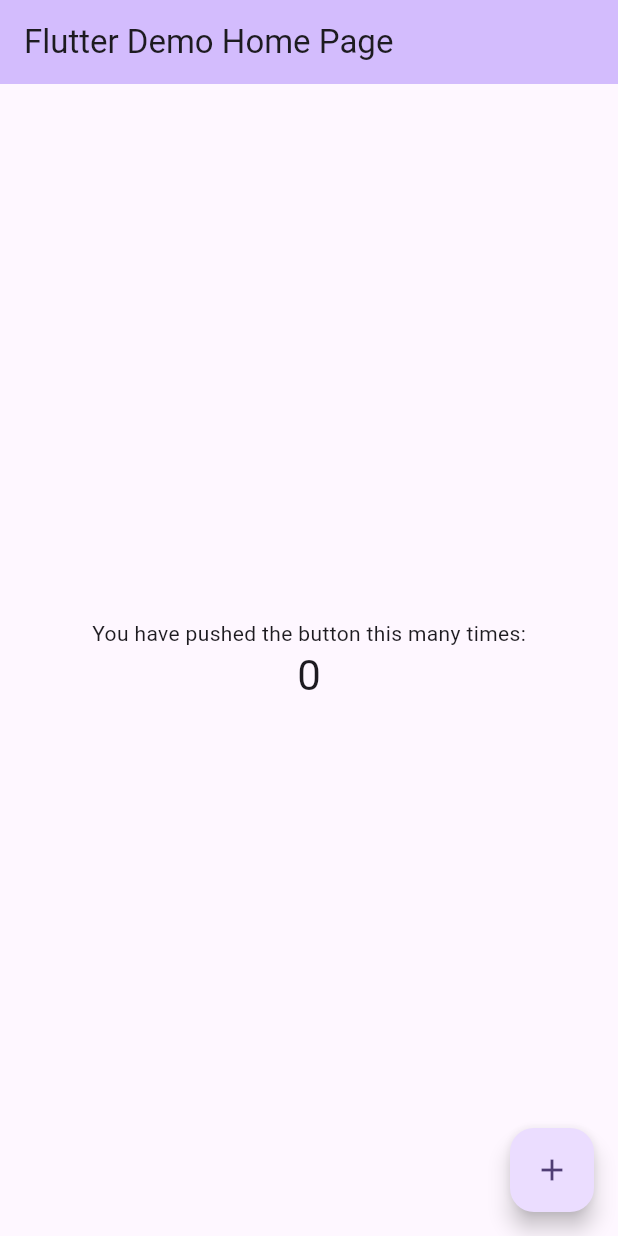
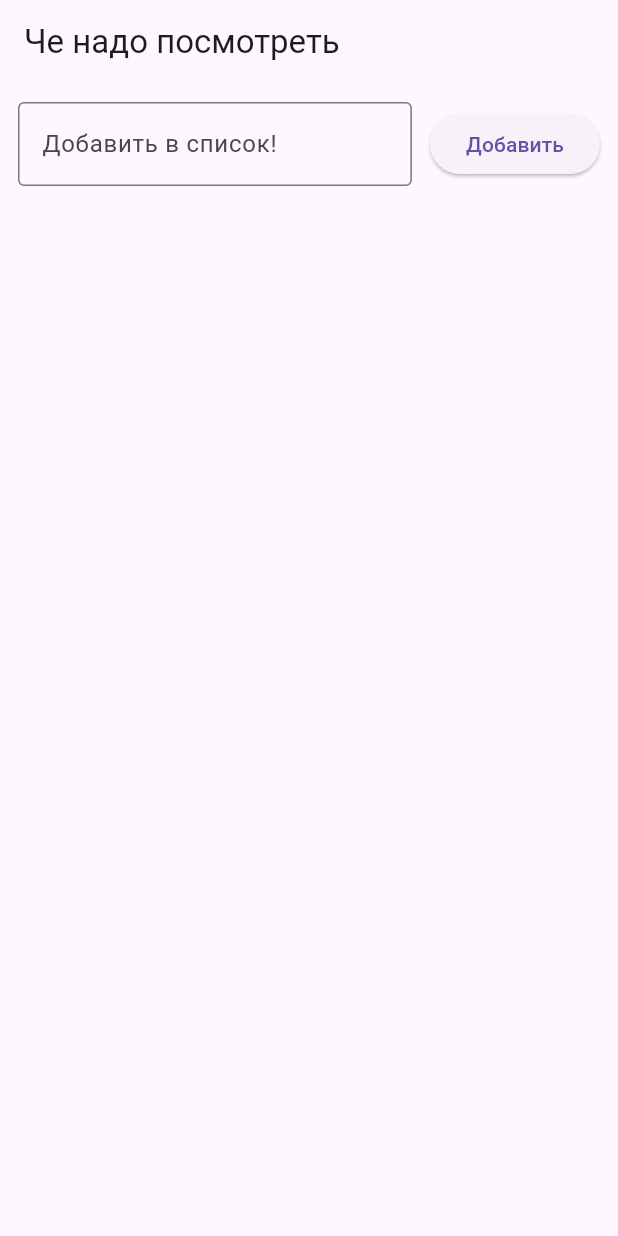
Before and after one commit to Leks51Ex/your_anime_list, a Flutter app: the screen it shows after launch, on a phone screen of 412 x 824 dp. Run offline on Flutter 3.47's test engine with Material 3 defaults, Android fonts, the light colour scheme and no system bars.

Commit message:
second commit

```diff
--- a/anime_list/lib/main.dart
+++ b/anime_list/lib/main.dart
@@ -7,116 +7,80 @@ void main() {
 class MyApp extends StatelessWidget {
   const MyApp({super.key});
 
-  // This widget is the root of your application.
   @override
   Widget build(BuildContext context) {
-    return MaterialApp(
-      title: 'Flutter Demo',
-      theme: ThemeData(
-        // This is the theme of your application.
-        //
-        // TRY THIS: Try running your application with "flutter run". You'll see
-        // the application has a purple toolbar. Then, without quitting the app,
-        // try changing the seedColor in the colorScheme below to Colors.green
-        // and then invoke "hot reload" (save your changes or press the "hot
-        // reload" button in a Flutter-supported IDE, or press "r" if you used
-        // the command line to start the app).
-        //
-        // Notice that the counter didn't reset back to zero; the application
-        // state is not lost during the reload. To reset the state, use hot
-        // restart instead.
-        //
-        // This works for code too, not just values: Most code changes can be
-        // tested with just a hot reload.
-        colorScheme: ColorScheme.fromSeed(seedColor: Colors.deepPurple),
-      ),
-      home: const MyHomePage(title: 'Flutter Demo Home Page'),
-    );
+    return MaterialApp(debugShowCheckedModeBanner: false, home: TodoPage());
   }
 }
 
-class MyHomePage extends StatefulWidget {
-  const MyHomePage({super.key, required this.title});
-
-  // This widget is the home page of your application. It is stateful, meaning
-  // that it has a State object (defined below) that contains fields that affect
-  // how it looks.
-
-  // This class is the configuration for the state. It holds the values (in this
-  // case the title) provided by the parent (in this case the App widget) and
-  // used by the build method of the State. Fields in a Widget subclass are
-  // always marked "final".
-
-  final String title;
-
+class TodoPage extends StatefulWidget {
   @override
-  State<MyHomePage> createState() => _MyHomePageState();
+  State<TodoPage> createState() => _TodoPageState();
 }
 
-class _MyHomePageState extends State<MyHomePage> {
-  int _counter = 0;
+class _TodoPageState extends State<TodoPage> {
+  final List<String> _items = [];
+  final TextEditingController _controller = TextEditingController();
 
-  void _incrementCounter() {
+  void _addItem() {
+    if (_controller.text.trim().isEmpty) return;
+
     setState(() {
-      // This call to setState tells the Flutter framework that something has
-      // changed in this State, which causes it to rerun the build method below
-      // so that the display can reflect the updated values. If we changed
-      // _counter without calling setState(), then the build method would not be
-      // called again, and so nothing would appear to happen.
-      _counter++;
+      _items.add(_controller.text.trim());
+    });
+
+    _controller.clear();
+  }
+
+  void _removeItem(int index) {
+    setState(() {
+      _items.removeAt(index);
     });
   }
 
   @override
   Widget build(BuildContext context) {
-    // This method is rerun every time setState is called, for instance as done
-    // by the _incrementCounter method above.
-    //
-    // The Flutter framework has been optimized to make rerunning build methods
-    // fast, so that you can just rebuild anything that needs updating rather
-    // than having to individually change instances of widgets.
     return Scaffold(
-      appBar: AppBar(
-        // TRY THIS: Try changing the color here to a specific color (to
-        // Colors.amber, perhaps?) and trigger a hot reload to see the AppBar
-        // change color while the other colors stay the same.
-        backgroundColor: Theme.of(context).colorScheme.inversePrimary,
-        // Here we take the value from the MyHomePage object that was created by
-        // the App.build method, and use it to set our appbar title.
-        title: Text(widget.title),
+      appBar: AppBar(title: const Text('Че надо посмотреть')),
+      body: Column(
+        children: [
+          Padding(
+            padding: const EdgeInsets.all(12.0),
+            child: Row(
+              children: [
+                Expanded(
+                  child: TextField(
+                    controller: _controller,
+                    decoration: const InputDecoration(
+                      hintText: 'Добавить в список!',
+                      border: OutlineInputBorder(),
+                    ),
+                  ),
+                ),
+                const SizedBox(width: 12),
+                ElevatedButton(
+                  onPressed: _addItem,
+                  child: const Text('Добавить'),
+                ),
+              ],
+            ),
+          ),
+          Expanded(
+            child: ListView.builder(
+              itemCount: _items.length,
+              itemBuilder: (_, index) {
+                return ListTile(
+                  title: Text(_items[index]),
+                  trailing: IconButton(
+                    icon: const Icon(Icons.delete, color: Colors.red),
+                    onPressed: () => _removeItem(index),
+                  ),
+                );
+              },
+            ),
+          ),
+        ],
       ),
-      body: Center(
-        // Center is a layout widget. It takes a single child and positions it
-        // in the middle of the parent.
-        child: Column(
-          // Column is also a layout widget. It takes a list of children and
-          // arranges them vertically. By default, it sizes itself to fit its
-          // children horizontally, and tries to be as tall as its parent.
-          //
-          // Column has various properties to control how it sizes itself and
-          // how it positions its children. Here we use mainAxisAlignment to
-          // center the children vertically; the main axis here is the vertical
-          // axis because Columns are vertical (the cross axis would be
-          // horizontal).
-          //
-          // TRY THIS: Invoke "debug painting" (choose the "Toggle Debug Paint"
-          // action in the IDE, or press "p" in the console), to see the
-          // wireframe for each widget.
-          mainAxisAlignment: MainAxisAlignment.center,
-          children: <Widget>[
-            const Text('You have pushed the button this many times:'),
-            Text(
-              '$_counter',
-              style: Theme.of(context).textTheme.headlineMedium,
-            ),
-          ],
-        ),
-      ),
-      floatingActionButton: FloatingActionButton(
-        onPressed: _incrementCounter,
-        tooltip: 'Increment',
-        child: const Icon(Icons.add),
-      ), // This trailing comma makes auto-formatting nicer for build methods.
     );
   }
 }
```
